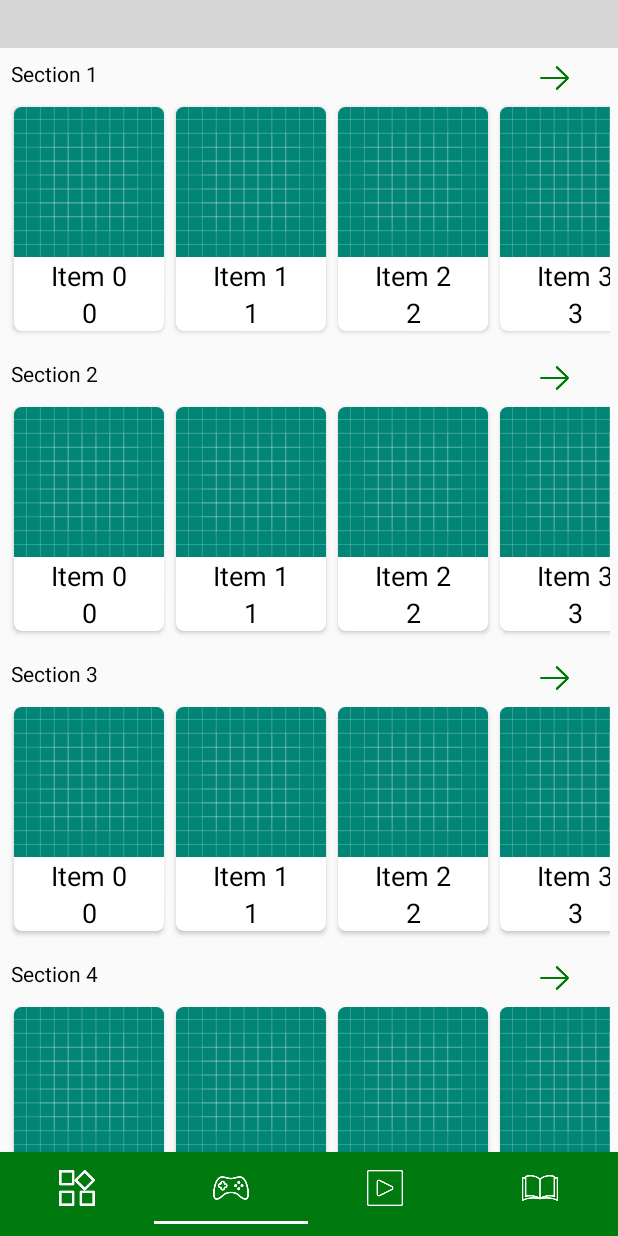
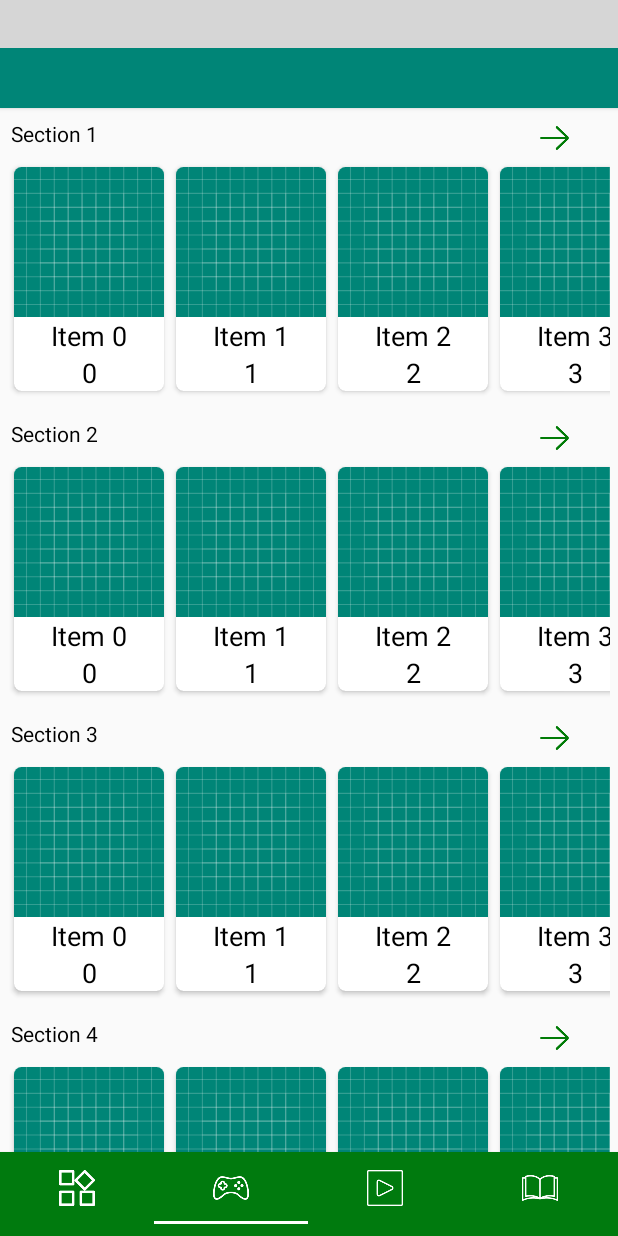
Before and after one commit to abdlrahman-l/PlayStoreApp, an Android app: the screen it shows after launch (MainActivity), item 2 of the bottom bar chosen, on a phone screen of 412 x 824 dp. Run offline under Robolectric (Android 15) with nearby library versions, the phone set to English and light mode, and no system bars; libraries missing offline, so code that uses them is left out: com.lapism.searchview; plain views replace SearchView; 3 statements that could not run were skipped; grey boxes are pictures that could not be loaded.

Commit message:
tambah tabLayout di dalem GamesFragment

```diff
--- a/app/src/main/java/com/example/tabgoplayactivity/GamesFragment.java
+++ b/app/src/main/java/com/example/tabgoplayactivity/GamesFragment.java
@@ -13,10 +13,14 @@ import androidx.recyclerview.widget.RecyclerView;
 import android.view.LayoutInflater;
 import android.view.View;
 import android.view.ViewGroup;
+import android.view.animation.Animation;
+import android.view.animation.AnimationUtils;
+import android.widget.LinearLayout;
 
 import com.example.tabgoplayactivity.adapter.RecyclerViewPerSectionAdapter;
 import com.example.tabgoplayactivity.model.SectionDataGameModel;
 import com.example.tabgoplayactivity.model.SingleGameModel;
+import com.lapism.searchview.widget.SearchView;
 
 import java.util.ArrayList;
 
@@ -27,7 +31,7 @@ import java.util.ArrayList;
 public class GamesFragment extends Fragment {
 
     ArrayList<SectionDataGameModel> allSampleGameData;
-
+    private SearchView searchView;
     public GamesFragment() {
         // Required empty public constructor
     }
@@ -41,7 +45,12 @@ public class GamesFragment extends Fragment {
         RecyclerViewPerSectionAdapter adapter = new RecyclerViewPerSectionAdapter(allSampleGameData,getActivity());
         sectionRecyclerView.setLayoutManager(new LinearLayoutManager(getActivity(),RecyclerView.VERTICAL,false));
         sectionRecyclerView.setAdapter(adapter);
+    }
 
+    @Override
+    public void onActivityCreated(@Nullable Bundle savedInstanceState) {
+        super.onActivityCreated(savedInstanceState);
+        searchView = ((MainActivity)this.getActivity()).getSearchView();
     }
 
     @Override
--- a/app/src/main/java/com/example/tabgoplayactivity/MainActivity.java
+++ b/app/src/main/java/com/example/tabgoplayactivity/MainActivity.java
@@ -102,4 +102,8 @@ public class MainActivity extends AppCompatActivity {
 
     }
 
+    public SearchView getSearchView() {
+        return searchView;
+    }
+
 }
--- a/app/src/main/res/layout/fragment_games.xml
+++ b/app/src/main/res/layout/fragment_games.xml
@@ -1,16 +1,31 @@
 <?xml version="1.0" encoding="utf-8"?>
-<LinearLayout xmlns:android="http://schemas.android.com/apk/res/android"
+<RelativeLayout xmlns:android="http://schemas.android.com/apk/res/android"
     xmlns:tools="http://schemas.android.com/tools"
     android:layout_width="match_parent"
     android:layout_height="match_parent"
+    xmlns:app="http://schemas.android.com/apk/res-auto"
     tools:context=".GamesFragment">
 
-    <!-- TODO: Update blank fragment layout -->
+    <com.google.android.material.tabs.TabLayout
+        android:id="@+id/tab_layout_game"
+        android:layout_width="match_parent"
+        android:layout_height="40dp"
+        android:elevation="2dp"
+        android:background="@color/colorPrimary"
+        android:minHeight="?android:attr/actionBarSize"
+        app:tabTextColor="@android:color/white"
+        app:tabSelectedTextColor="@android:color/white"
+        app:tabIndicatorColor="@android:color/white"
+        android:theme="@style/ThemeOverlay.AppCompat.Dark.ActionBar"
+        tools:targetApi="LOLLIPOP"
+        />
+
     <androidx.recyclerview.widget.RecyclerView
+        android:layout_below="@+id/tab_layout_game"
         android:id="@+id/section_recycler_view"
         android:layout_width="match_parent"
         android:layout_height="match_parent"
         android:scrollbars="none"
         />
 
-</LinearLayout>
+</RelativeLayout>
```
